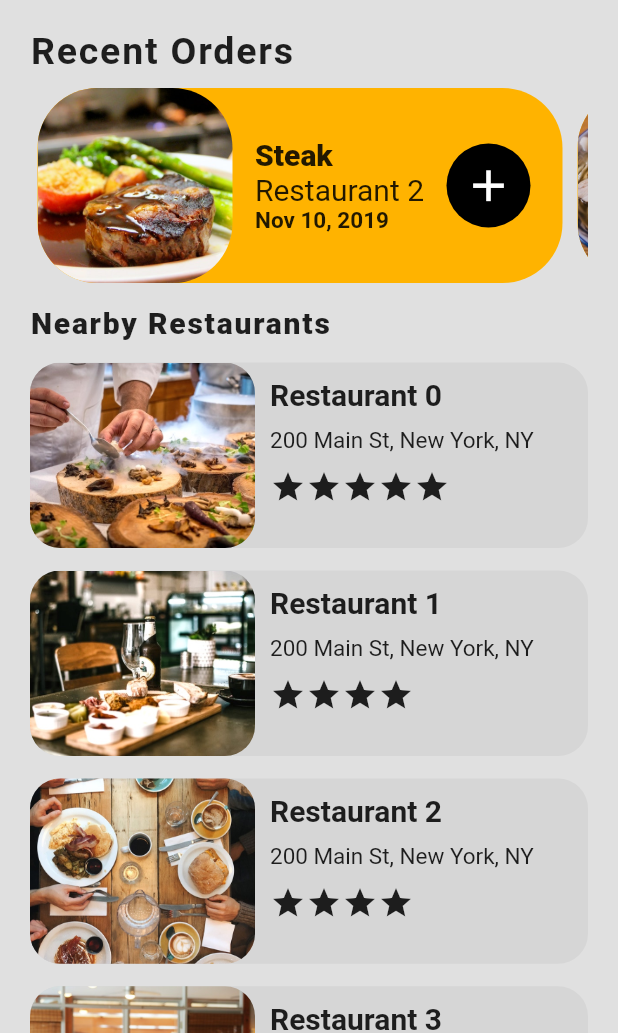
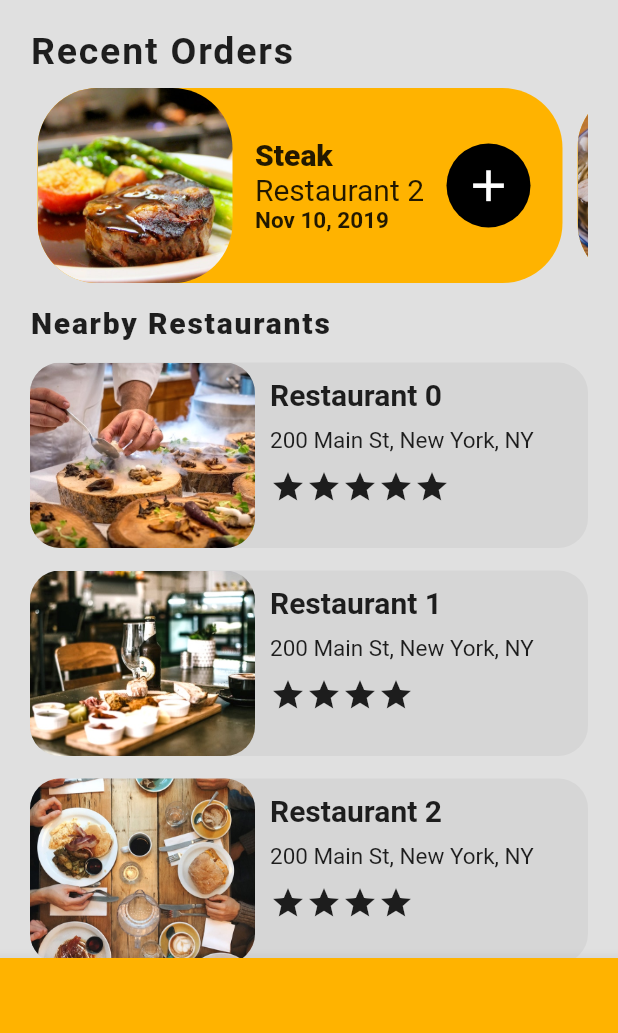
Before and after one commit to Harmanjit14/Food-Delivery-App-UI, a Flutter app: the screen it shows after launch, on a phone screen of 412 x 824 dp, the part 203-1236 px from its top. Run offline on Flutter 3.47's test engine with Material 2 defaults, Android fonts, the phone set to English and light mode, and no system bars.

Commit message:
bottom navbar added

```diff
--- a/lib/screen1/welcomeScreen.dart
+++ b/lib/screen1/welcomeScreen.dart
@@ -8,6 +8,12 @@ class Screen1 extends StatelessWidget {
   @override
   Widget build(BuildContext context) {
     return Scaffold(
+      bottomNavigationBar: BottomAppBar(
+        child: Container(
+          color: Colors.amber[600],
+          height: 50,
+        ),
+      ),
       appBar: AppBar(
         backgroundColor: Colors.amber[600],
         title: Text(
@@ -49,6 +55,7 @@ class _Body1State extends State<Body1> {
   @override
   Widget build(BuildContext context) {
     return ListView(
+      keyboardDismissBehavior: ScrollViewKeyboardDismissBehavior.onDrag,
       children: [
         Container(
           child: Padding(
```
